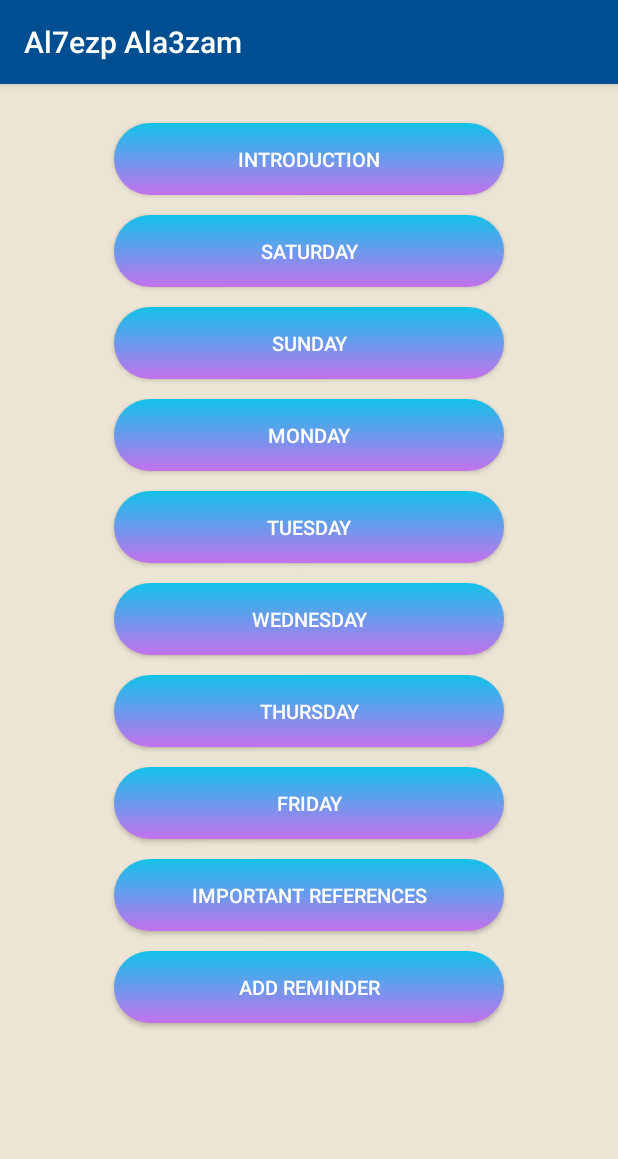
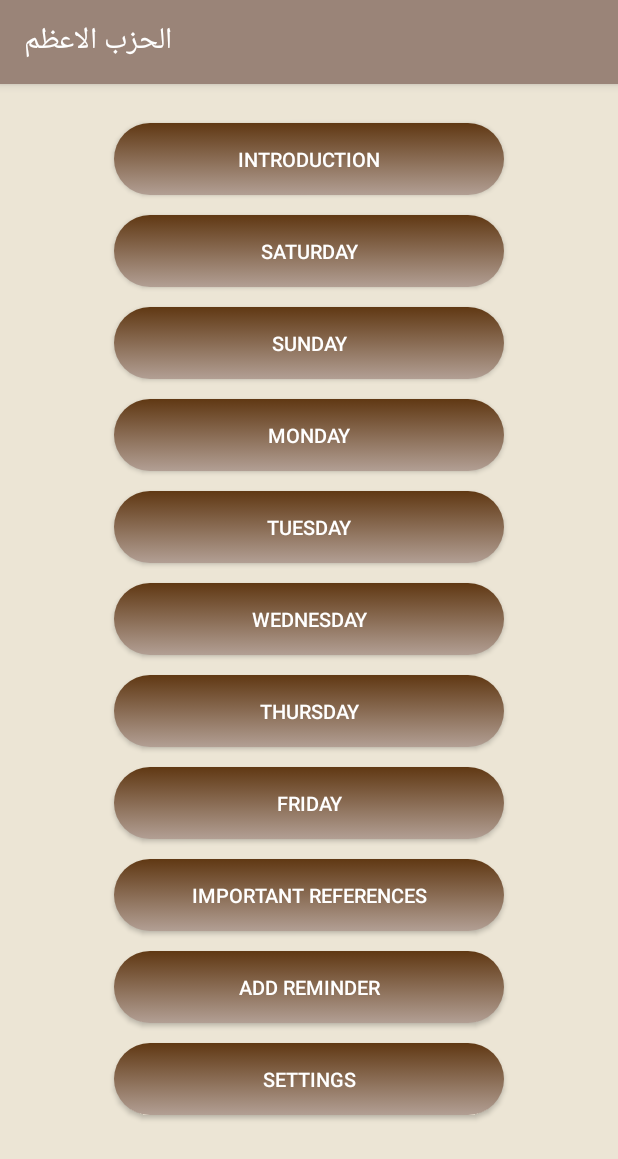
Before and after one commit to madahetooo/el7zpala3zam, an Android app: the PdfBook screen opened directly, with no data from a screen before it, on a phone screen of 412 x 824 dp. Shown: the top 1159 px of the screen. Run offline under Robolectric (Android 15) with nearby library versions, the phone set to English and light mode, and no system bars; our stand-ins replace sdp/ssp sizes; 1 statement that could not run was skipped.

Commit message:
six Update

```diff
--- a/app/build.gradle
+++ b/app/build.gradle
@@ -6,8 +6,8 @@ android {
         applicationId "al7ezpala3zam3.com.al7ezpala3zam3"
         minSdkVersion 19
         targetSdkVersion 28
-        versionCode 5
-        versionName "1.0"
+        versionCode 9
+        versionName "9.0"
         testInstrumentationRunner "android.support.test.runner.AndroidJUnitRunner"
         resConfigs "en", "ar"
     }
--- a/app/src/main/AndroidManifest.xml
+++ b/app/src/main/AndroidManifest.xml
@@ -16,7 +16,8 @@
         android:theme="@style/AppTheme"
         tools:ignore="GoogleAppIndexingWarning">
         <activity android:name=".utils.Reminder"></activity>
-        <activity android:name=".ui.PdfBook" />
+        <activity android:name=".ui.PdfBook"
+                        android:launchMode="singleTop"/>
         <activity android:name=".ui.language" />
         <activity android:name=".ui.MainActivity" />
         <activity android:name=".ui.SplashScreen">
--- a/app/src/main/java/al7ezpala3zam3/com/al7ezpala3zam3/ui/PdfBook.java
+++ b/app/src/main/java/al7ezpala3zam3/com/al7ezpala3zam3/ui/PdfBook.java
@@ -13,7 +13,7 @@ import al7ezpala3zam3.com.al7ezpala3zam3.utils.Reminder;
 
 public class PdfBook extends AppCompatActivity implements View.OnClickListener {
 
-    Button introBtn,satBtn,sunBtn,monBtn,tueBtn,wedBtn,thuBtn,friBtn,importantReferencesBtn,addReminderBtn;
+    Button introBtn,satBtn,sunBtn,monBtn,tueBtn,wedBtn,thuBtn,friBtn,importantReferencesBtn,addReminderBtn,goToSettings;
 
     @Override
     protected void onCreate(Bundle savedInstanceState) {
@@ -29,6 +29,7 @@ public class PdfBook extends AppCompatActivity implements View.OnClickListener {
         friBtn=findViewById(R.id.btn_Friday);
         importantReferencesBtn=findViewById(R.id.btn_importantReferences);
         addReminderBtn =findViewById(R.id.btn_addReminder);
+        goToSettings=findViewById(R.id.btn_setting);
 
         introBtn.setOnClickListener(this);
         satBtn.setOnClickListener(this);
@@ -40,6 +41,7 @@ public class PdfBook extends AppCompatActivity implements View.OnClickListener {
         friBtn.setOnClickListener(this);
         addReminderBtn.setOnClickListener(this);
         importantReferencesBtn.setOnClickListener(this);
+        goToSettings.setOnClickListener(this);
 
     }
 
@@ -105,6 +107,11 @@ public class PdfBook extends AppCompatActivity implements View.OnClickListener {
                 startActivity(addReminder);
                 finish();
                 break;
+            case R.id.btn_setting:
+                Intent goToSettings = new Intent(getBaseContext(), language.class);
+                startActivity(goToSettings);
+                finish();
+                break;
         }
     }
     @Override
--- a/app/src/main/res/drawable/buttons.xml
+++ b/app/src/main/res/drawable/buttons.xml
@@ -9,8 +9,8 @@
             <gradient
 
                 android:angle="90"
-                android:startColor="#c471ed"
-                android:endColor="#12c2e9"
+                android:startColor="#b29f94"
+                android:endColor="#603813"
                 android:type="linear"/>
         </shape>
     </item>
--- a/app/src/main/res/drawable/gradient_layout.xml
+++ b/app/src/main/res/drawable/gradient_layout.xml
@@ -5,8 +5,8 @@
             <gradient
 
                 android:angle="90"
-                android:startColor="#004e92"
-                android:endColor="#12c2e9"
+                android:endColor="#1e130c"
+                android:startColor="#9a8478"
                 android:type="linear"/>
         </shape>
     </item>
--- a/app/src/main/res/layout/activity_language.xml
+++ b/app/src/main/res/layout/activity_language.xml
@@ -4,6 +4,7 @@
 
 
     xmlns:tools="http://schemas.android.com/tools"
+    android:background="#ece5d5"
     android:layout_width="match_parent"
     android:layout_height="match_parent"
     tools:context=".ui.language">
--- a/app/src/main/res/layout/activity_pdf_book.xml
+++ b/app/src/main/res/layout/activity_pdf_book.xml
@@ -137,7 +137,18 @@
         android:layout_marginTop="@dimen/_10sdp"
         android:layout_marginBottom="@dimen/_10sdp"
         />
-
+    <Button
+        android:id="@+id/btn_setting"
+        style="@style/Button"
+        android:text="@string/settings"
+        android:textColor="#fff"
+        android:textSize="@dimen/_10sdp"
+        android:layout_width="@dimen/_200sdp"
+        android:layout_height="wrap_content"
+        android:layout_centerHorizontal="true"
+        android:layout_below="@+id/btn_addReminder"
+        android:layout_marginBottom="@dimen/_10sdp"
+        />
 
 </RelativeLayout>
 </ScrollView>
--- a/app/src/main/res/menu/example_menu.xml
+++ b/app/src/main/res/menu/example_menu.xml
@@ -40,11 +40,5 @@
         android:id="@+id/btn_importantReferences"
         android:title="@string/important_references"
         app:showAsAction="never" />
-    <item
-        android:id="@+id/btn_setting"
-        android:title="@string/settings"
-        app:showAsAction="never" />
-
-
 
 </menu>
--- a/app/src/main/res/values/colors.xml
+++ b/app/src/main/res/values/colors.xml
@@ -1,6 +1,6 @@
 <?xml version="1.0" encoding="utf-8"?>
 <resources>
-    <color name="colorPrimary">#004e92</color>
-    <color name="colorPrimaryDark">#000428</color>
-    <color name ="colorAccent">#f64f59</color>
+    <color name="colorPrimary">#9a8478</color>
+    <color name="colorPrimaryDark">#1e130c</color>
+    <color name ="colorAccent">#fdbb2d</color>
 </resources>
--- a/app/src/main/res/values/strings.xml
+++ b/app/src/main/res/values/strings.xml
@@ -1,6 +1,6 @@
 <?xml version="1.0" encoding="utf-8"?>
 <resources>
-    <string name="app_name">Al7ezp Ala3zam</string>
+    <string name="app_name">الحزب الاعظم</string>
     <string name="arabic">Arabic</string>
     <string name="english">English</string>
     <string name="introduction">Introduction</string>
```
Also changed, not shown: app/src/main/java/al7ezpala3zam3/com/al7ezpala3zam3/ui/language.java (+4 -6 lines), app/src/main/java/al7ezpala3zam3/com/al7ezpala3zam3/utils/NotificationHelper.java (+8 -1 lines), app/src/main/res/drawable-hdpi/splashscreen.jpg (renamed from app/src/main/res/drawable-hdpi/splashscreen.png), app/src/main/res/drawable-xhdpi/logo.png (deleted).
